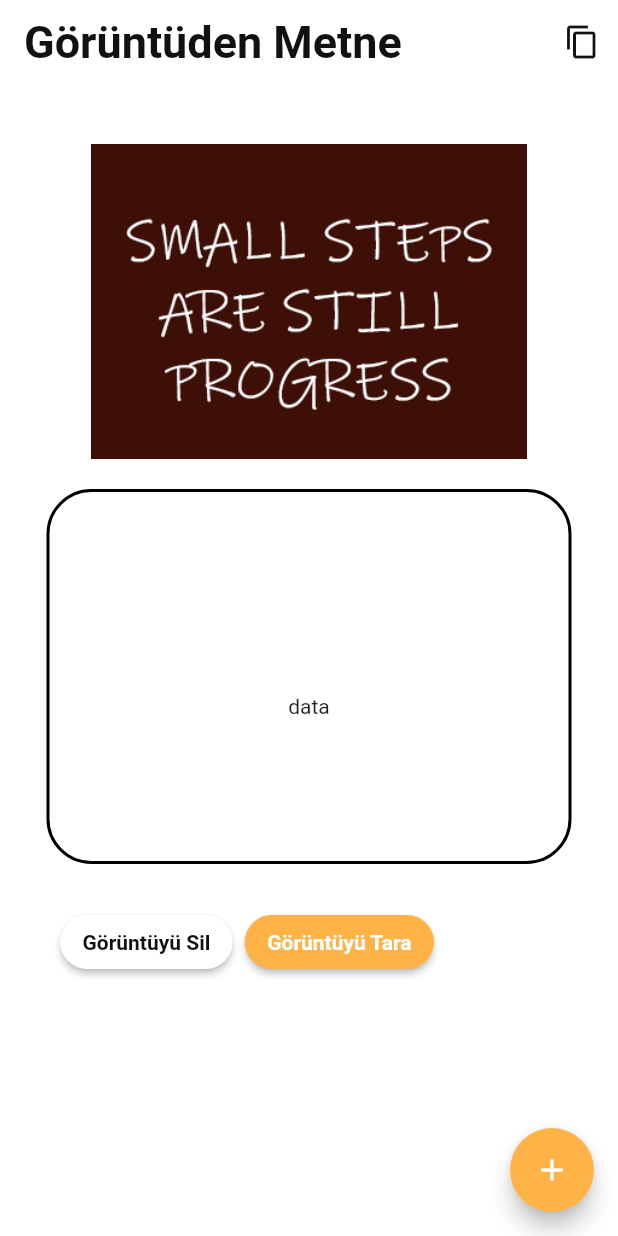
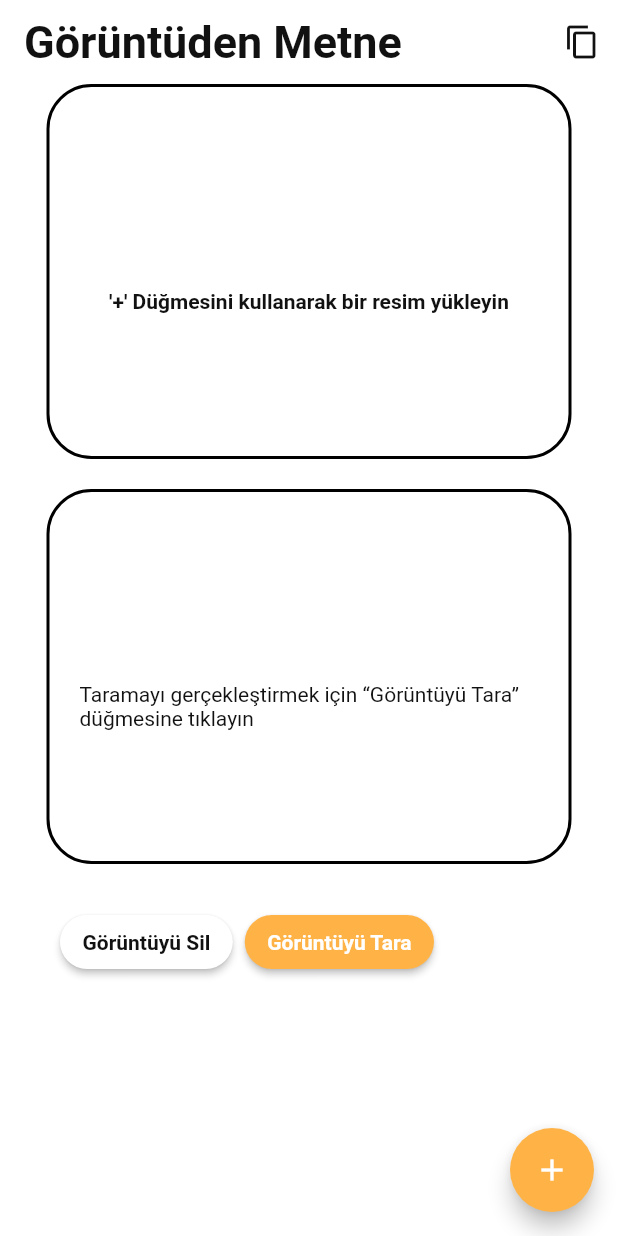
Before and after one commit to ibrahim6-1/QuickNotes, a Flutter app: the ImageTextView screen opened by its route, on a phone screen of 412 x 824 dp. Run offline on Flutter 3.47's test engine with Material 2 defaults, Android fonts, the phone set to English and light mode, and no system bars; our stand-ins replace cloud_firestore, firebase_auth, firebase_core, google_fonts; accounts and stored records are empty; generated files the repository leaves out were written again.

Commit message:
son duzenleme yapildi

```diff
--- a/lib/main.dart
+++ b/lib/main.dart
@@ -28,7 +28,7 @@ class MyApp extends StatelessWidget {
   Widget build(BuildContext context) {
     return  MaterialApp(
       debugShowCheckedModeBanner: false,
-      title: 'My Code Notes',
+      title: 'Ouick Notes',
       routes: {
         "/splashView":(context) => const SplashView(),
         "/loginView":(context) => const LoginView(),
@@ -42,7 +42,6 @@ class MyApp extends StatelessWidget {
 
       },
       home: SplashView(),
-      //https://www.figma.com/community/file/1093303680777021546
     );
   }
 }
--- a/lib/screen/image_text_view.dart
+++ b/lib/screen/image_text_view.dart
@@ -34,14 +34,24 @@ class _ImageTextViewState extends State<ImageTextView> {
       body: SingleChildScrollView(
         child: Column(
           children: [
-            Center(
-              child: Container(
-                  padding: EdgeInsets.only(top: 40),
-                  height: 250,
-                  width: 350,
-                  decoration:
-                      BoxDecoration(borderRadius: BorderRadius.circular(30)),
-                  child: Image.asset("assets/images/textimg.png")),
+            Container(
+              padding: EdgeInsets.only(top: 40),
+              height: 250,
+              width: 350,
+              decoration: BoxDecoration(
+                  border: Border.all(width: 2),
+                  borderRadius: BorderRadius.circular(30)),
+              child: Padding(
+                padding: const EdgeInsets.all(20.0),
+                child: Center(
+                  child: Text(
+                      "'+' Düğmesini kullanarak bir resim yükleyin",
+                      style:sEncodeSansSemiBold.copyWith(
+                        color: sBlack,
+                        fontSize: 14
+                      ) ,),
+                ),
+              ),
             ),
             SizedBox(height: 20),
             Container(
@@ -51,13 +61,24 @@ class _ImageTextViewState extends State<ImageTextView> {
               decoration: BoxDecoration(
                   border: Border.all(width: 2),
                   borderRadius: BorderRadius.circular(30)),
-              child: Center(child: Text("data")),
+              child: Padding(
+                padding: const EdgeInsets.all(20.0),
+                child: Center(
+                  child: Text(
+                      "Taramayı gerçekleştirmek için “Görüntüyü Tara” düğmesine tıklayın",
+                      style: sEncodeSansRegular.copyWith(
+                        color: sBlack,
+                        fontSize: 14
+                      ),
+                      ),
+                ),
+              ),
             ),
             SizedBox(height: 20),
             Row(
               children: [
                 Padding(
-                  padding: const EdgeInsets.only(left: 40 ),
+                  padding: const EdgeInsets.only(left: 40),
                   child: ElevatedButton(
                     onPressed: () {},
                     style: ElevatedButton.styleFrom(
--- a/lib/screen/profile_view.dart
+++ b/lib/screen/profile_view.dart
@@ -49,12 +49,13 @@ class _ProfileViewState extends State<ProfileView> {
                     crossAxisAlignment: CrossAxisAlignment.start,
                     children: [
                       Text(
-                        'İsim Soyisim',
+                        'Oyun ve Uygulama Akademisi',
                         style: sEncodeSansMedium.copyWith(
                             color: Colors.black, fontSize: 20),
                       ),
+                      SizedBox(height: 5),
                       Text(
-                        'testmail@gmail.com',
+                        'oua@gmail.com',
                         style: sEncodeSansRegular.copyWith(
                             color: Colors.black, fontSize: 15),
                       ),
```
Also changed, not shown: assets/images/textimg.png (deleted).
